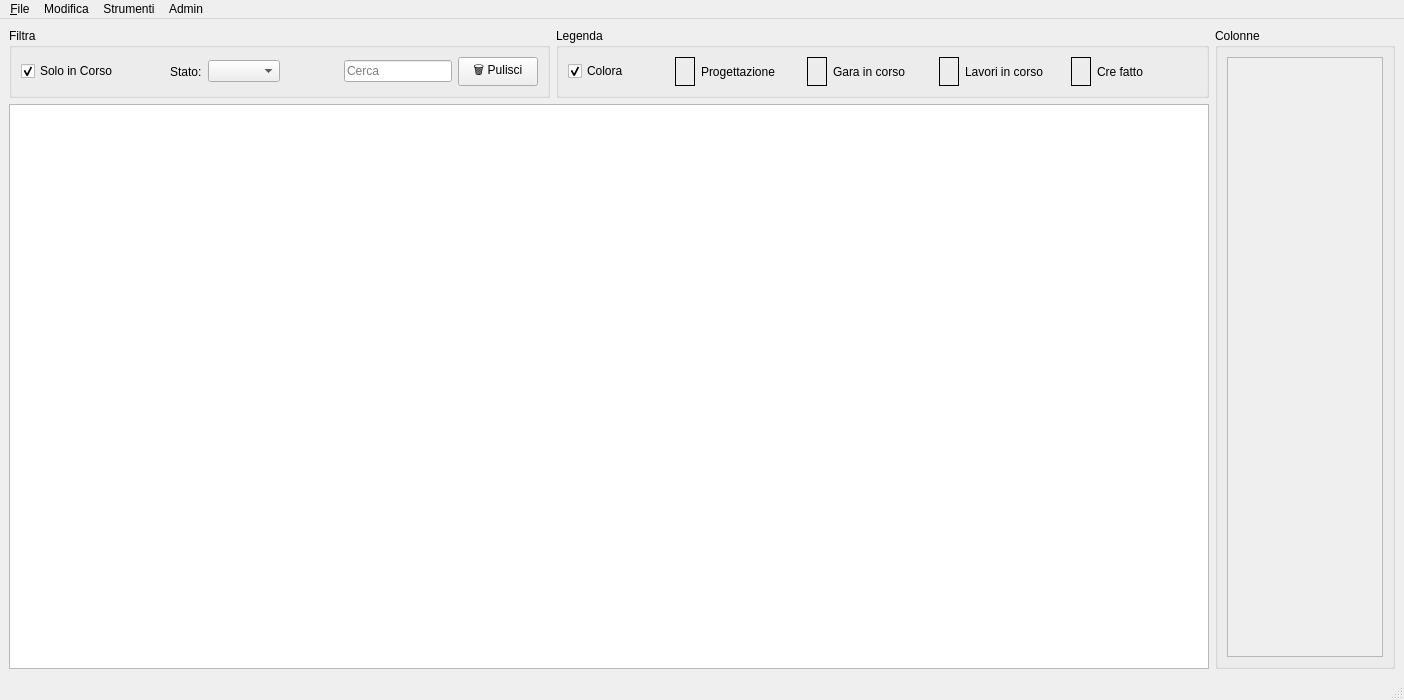
Qt form mainwindow.ui (tarateo78/Praticometro) before a commit.
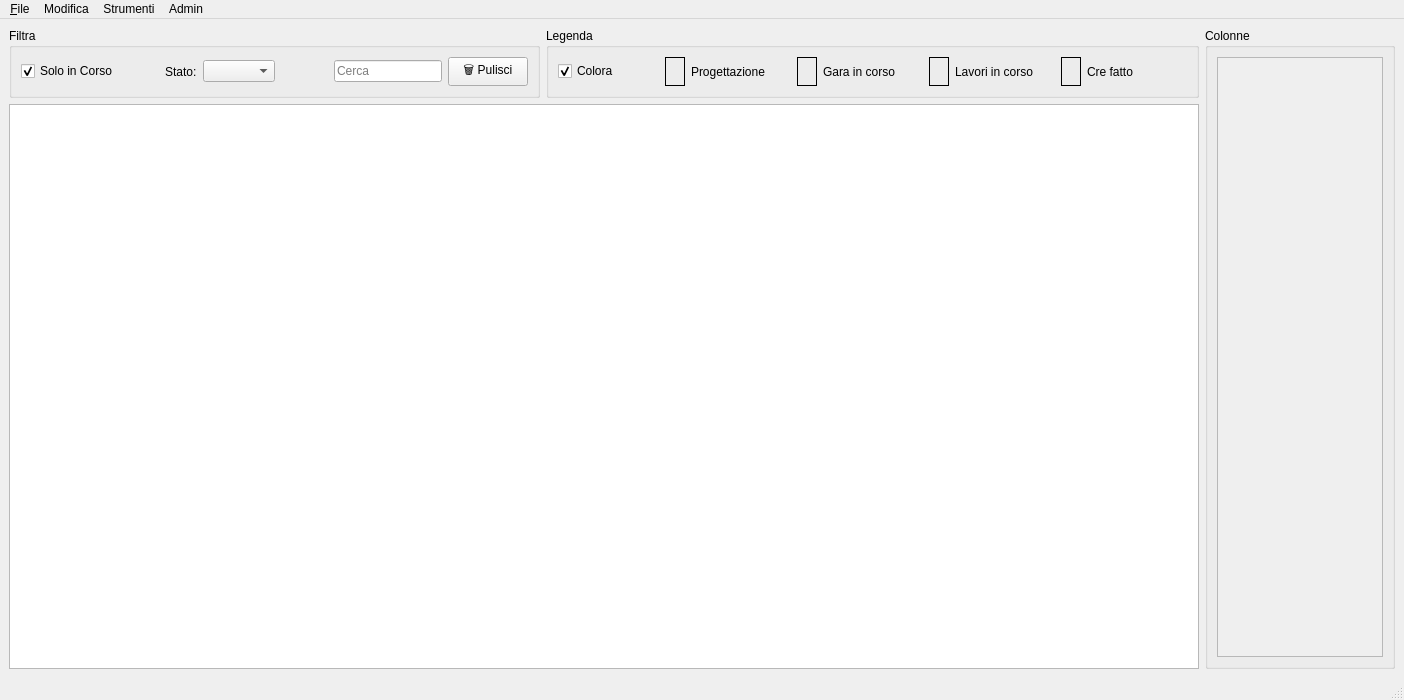
The same form after that commit. Icons and pictures are not drawn.

Patch:
```diff
--- a/mainwindow.ui
+++ b/mainwindow.ui
@@ -319,7 +319,7 @@
         </property>
         <property name="maximumSize">
          <size>
-          <width>180</width>
+          <width>190</width>
           <height>16777215</height>
          </size>
         </property>
@@ -337,8 +337,8 @@
              <rect>
               <x>0</x>
               <y>0</y>
-              <width>154</width>
-              <height>579</height>
+              <width>158</width>
+              <height>599</height>
              </rect>
             </property>
             <layout class="QVBoxLayout" name="verticalLayout_2">
```
Left out of the diff: 2 changed lines with no effect on the pictures.
